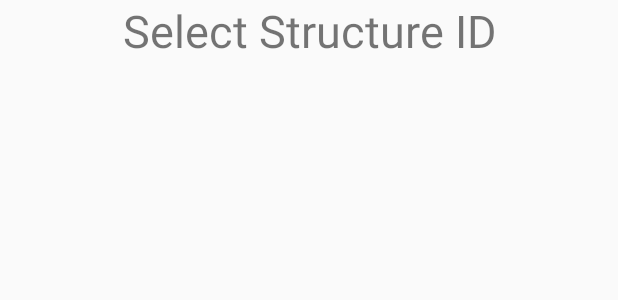
After one commit to besh612/android-capstone, an Android app: the layout tfe_od_select_sturctid.xml on its own in the app's theme, with its tools: preview values and no code run, on a phone screen of 412 x 824 dp. The commit adds this screen. Shown: the top 300 px of the screen. Run offline under Robolectric (Android 15) with nearby library versions, the phone set to English and light mode, and no system bars.

```diff
--- a/app/build.gradle
+++ b/app/build.gradle
@@ -67,6 +67,7 @@ dependencies {
 
     // Retrofit 라이브러리
     implementation 'com.squareup.retrofit2:retrofit:2.6.4'
+    implementation 'com.squareup.okhttp3:logging-interceptor:3.12.1'
     // Gson 변환기 라이브러리
     implementation 'com.squareup.retrofit2:converter-gson:2.6.4'
     // Scalars 변환기 라이브러리
--- a/app/src/main/java/org/tensorflow/lite/examples/detection/server_communication/RetrofitService.java
+++ b/app/src/main/java/org/tensorflow/lite/examples/detection/server_communication/RetrofitService.java
@@ -1,6 +1,7 @@
 package org.tensorflow.lite.examples.detection.server_communication;
 
 import java.util.HashMap;
+import java.util.List;
 
 import retrofit2.Call;
 import retrofit2.http.Body;
@@ -21,6 +22,9 @@ public interface RetrofitService {
     @GET("/api/v1/crack/{data}")
     Call<SendObject> getData(@Path("data") String param);
 
+    @GET("/api/v1/structure/{data}")
+    Call<List<StructureObject>> getStructureData(@Path("data") String param);
+
 
     @POST("/api/v1/crack")
     Call<Integer> postData(
--- /dev/null
+++ b/app/src/main/res/layout/tfe_od_select_sturctid.xml
@@ -0,0 +1,29 @@
+<?xml version="1.0" encoding="utf-8"?>
+<LinearLayout xmlns:android="http://schemas.android.com/apk/res/android"
+    android:id="@+id/layout"
+    android:layout_width="match_parent"
+    android:layout_height="match_parent"
+    android:orientation="vertical">
+
+    <LinearLayout
+        android:layout_width="match_parent"
+        android:layout_height="0dp"
+        android:layout_weight="1"
+        android:orientation="vertical">
+
+        <TextView
+            android:layout_width="match_parent"
+            android:layout_height="wrap_content"
+            android:gravity="center"
+            android:text="Select Structure ID"
+            android:textSize="30dp" />
+
+        <RadioGroup
+            android:id="@+id/radioGroup"
+            android:layout_width="match_parent"
+            android:layout_height="match_parent" />
+
+
+    </LinearLayout>
+
+</LinearLayout>
```
Also changed, not shown: app/src/main/java/org/tensorflow/lite/examples/detection/CameraActivity.java (+78 -0 lines), app/src/main/java/org/tensorflow/lite/examples/detection/DetectorActivity.java (+27 -30 lines), app/src/main/java/org/tensorflow/lite/examples/detection/server_communication/StructureObject.java (added, +27 -0 lines).
